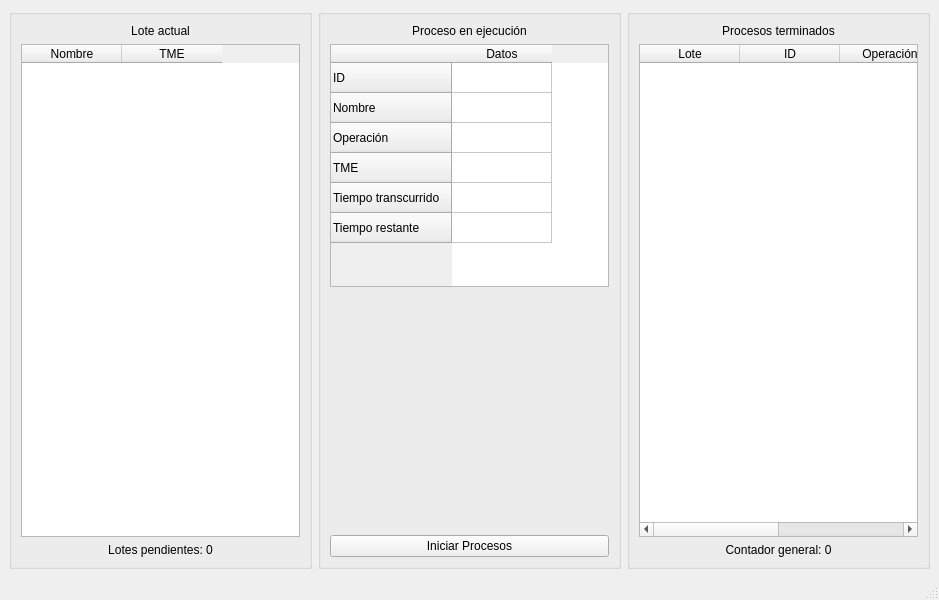
Diego-Ga-Glez/planificador, file ui/mainwindow.ui: the form before one commit.
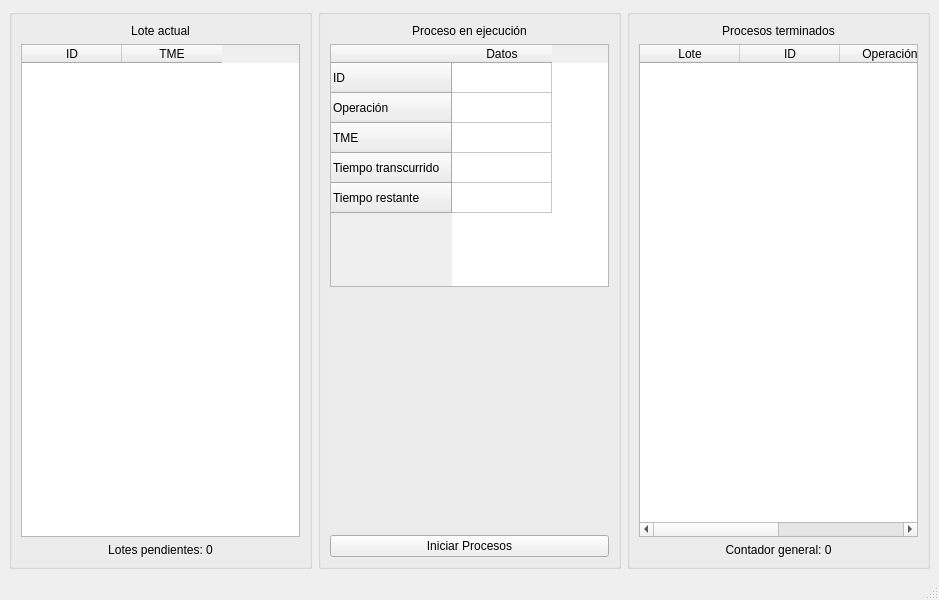
The form after the commit.

What changed in the file:
```diff
--- a/ui/mainwindow.ui
+++ b/ui/mainwindow.ui
@@ -49,7 +49,7 @@
          </attribute>
          <column>
           <property name="text">
-           <string>Nombre</string>
+           <string>ID</string>
           </property>
          </column>
          <column>
@@ -108,11 +108,6 @@
            <string>ID</string>
           </property>
          </row>
-         <row>
-          <property name="text">
-           <string>Nombre</string>
-          </property>
-         </row>
          <row>
           <property name="text">
            <string>Operación</string>
```
